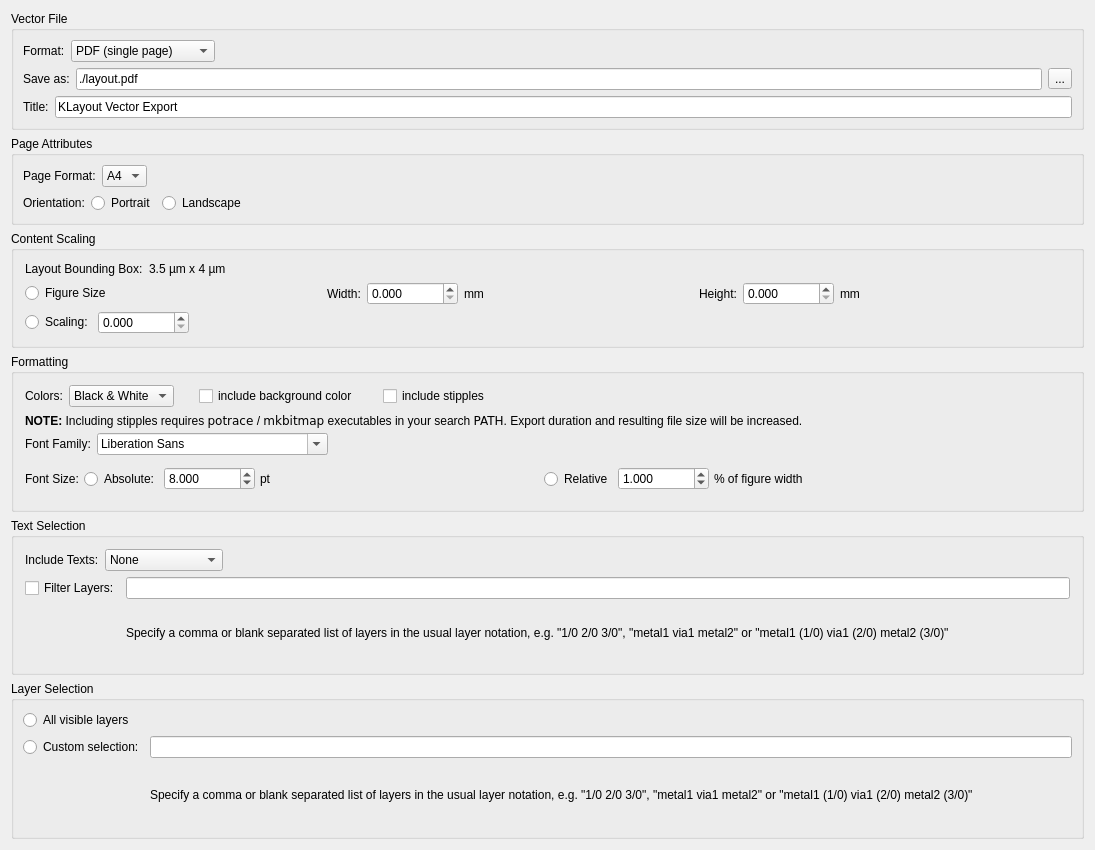
This is pymacros/VectorFileExportDialog.ui in iic-jku/klayout-vector-file-export as Qt 5 draws it before an edit. The edited form follows.
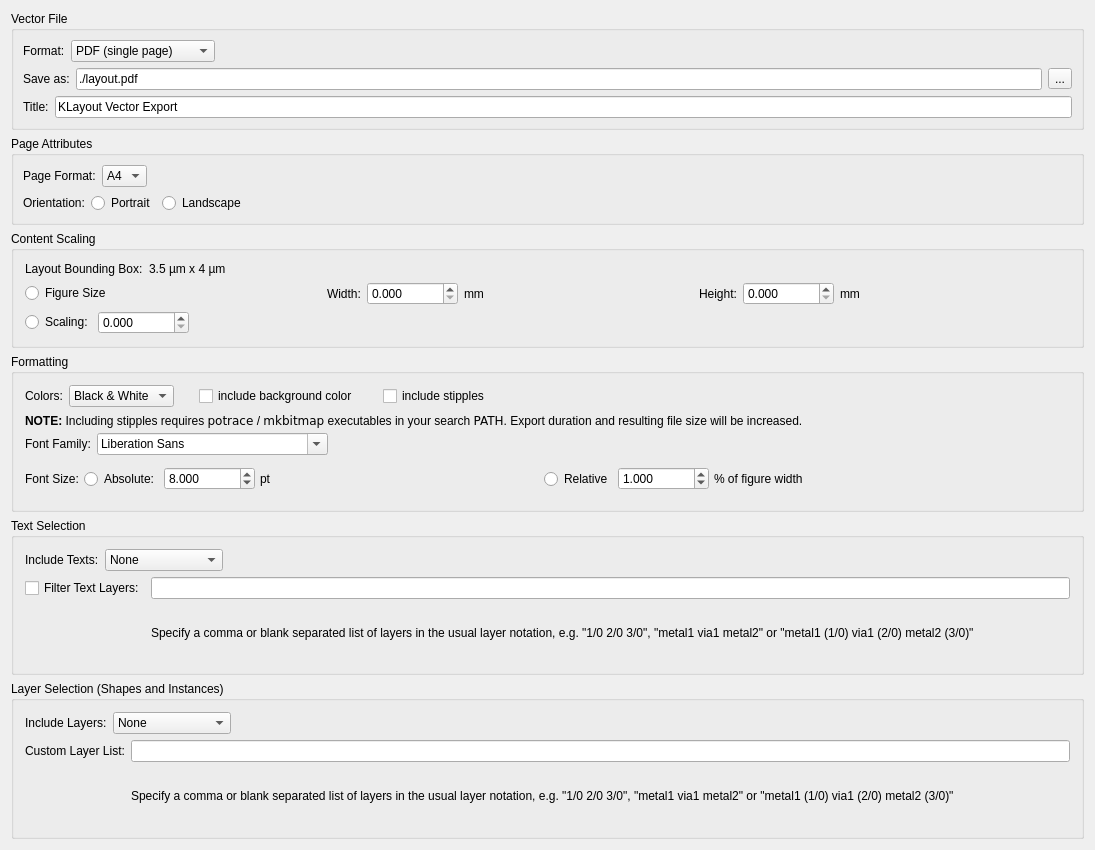
This is the edited form.

Commit message: Made LayerSelection into a combobox instead of radio buttons, get list of options programatically from Enum

Patch:
```diff
--- a/pymacros/VectorFileExportDialog.ui
+++ b/pymacros/VectorFileExportDialog.ui
@@ -738,7 +738,7 @@
         <item row="0" column="0">
          <widget class="QCheckBox" name="text_layers_filter_enabled_cb">
           <property name="text">
-           <string>Filter Layers:</string>
+           <string>Filter Text Layers:</string>
           </property>
          </widget>
         </item>
@@ -763,41 +763,66 @@
    <item>
     <widget class="QGroupBox" name="groupBox_2">
      <property name="title">
-      <string>Layer Selection</string>
+      <string>Layer Selection (Shapes and Instances)</string>
      </property>
      <layout class="QVBoxLayout" name="verticalLayout">
       <property name="spacing">
        <number>6</number>
       </property>
-      <property name="leftMargin">
-       <number>9</number>
-      </property>
-      <property name="topMargin">
-       <number>9</number>
-      </property>
-      <property name="rightMargin">
-       <number>9</number>
-      </property>
-      <property name="bottomMargin">
-       <number>9</number>
-      </property>
       <item>
        <layout class="QHBoxLayout" name="horizontalLayout">
         <item>
-         <widget class="QRadioButton" name="all_visible_layers_rb">
+         <widget class="QLabel" name="label_17">
           <property name="text">
-           <string>All visible layers</string>
+           <string>Include Layers:</string>
           </property>
          </widget>
         </item>
+        <item>
+         <widget class="QComboBox" name="layers_cob">
+          <item>
+           <property name="text">
+            <string>None</string>
+           </property>
+          </item>
+          <item>
+           <property name="text">
+            <string>All</string>
+           </property>
+          </item>
+          <item>
+           <property name="text">
+            <string>All Visible</string>
+           </property>
+          </item>
+          <item>
+           <property name="text">
+            <string>Only Of Top Cell</string>
+           </property>
+          </item>
+         </widget>
+        </item>
+        <item>
+         <spacer name="spacer_13">
+          <property name="orientation">
+           <enum>Qt::Horizontal</enum>
+          </property>
+          <property name="sizeHint" stdset="0">
+           <size>
+            <width>187</width>
+            <height>13</height>
+           </size>
+          </property>
+         </spacer>
+        </item>
        </layout>
       </item>
       <item>
        <layout class="QGridLayout" name="gridLayout">
         <item row="0" column="0">
-         <widget class="QRadioButton" name="custom_layer_selection_rb">
+         <widget class="QLabel" name="label_19">
           <property name="text">
-           <string>Custom selection:</string>
+           <string>Custom Layer List:</string>
           </property>
          </widget>
         </item>
```
Left out of the diff: 41 changed lines with no effect on the pictures. The commit also changes 1 other file.
